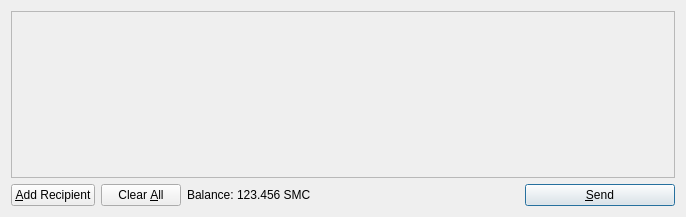
Before: the Qt Designer form src/qt/forms/sendcoinsdialog.ui in tipcoin/tipcoin, drawn with Qt 5.
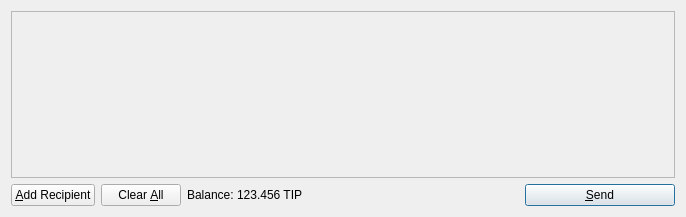
After: the same form once the commit is applied. Icons and pictures are not drawn.

```diff
--- a/src/qt/forms/sendcoinsdialog.ui
+++ b/src/qt/forms/sendcoinsdialog.ui
@@ -119,7 +119,7 @@
           <cursorShape>IBeamCursor</cursorShape>
          </property>
          <property name="text">
-          <string>123.456 SMC</string>
+          <string>123.456 TIP</string>
          </property>
          <property name="textInteractionFlags">
           <set>Qt::LinksAccessibleByMouse|Qt::TextSelectableByKeyboard|Qt::TextSelectableByMouse</set>
```
